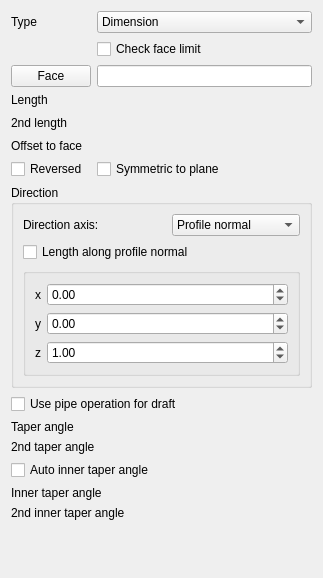
Old version of the form src/Mod/PartDesign/Gui/TaskPadParameters.ui in the repository wavexx/FreeCAD.
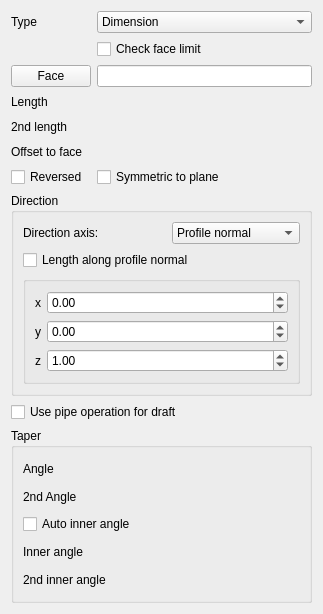
New version of the form. Custom widgets are drawn as their Qt base class.

```diff
--- a/src/Mod/PartDesign/Gui/TaskPadParameters.ui
+++ b/src/Mod/PartDesign/Gui/TaskPadParameters.ui
@@ -7,13 +7,13 @@
     <x>0</x>
     <y>0</y>
     <width>323</width>
-    <height>578</height>
+    <height>614</height>
    </rect>
   </property>
   <property name="windowTitle">
    <string>Form</string>
   </property>
-  <layout class="QVBoxLayout" name="verticalLayout">
+  <layout class="QVBoxLayout" name="verticalLayout_2">
    <item>
     <layout class="QGridLayout" name="gridLayout">
      <item row="1" column="1">
@@ -320,11 +320,17 @@
     </widget>
    </item>
    <item>
+    <widget class="QGroupBox" name="groupBox_2">
+     <property name="title">
+      <string>Taper</string>
+     </property>
+     <layout class="QVBoxLayout" name="verticalLayout">
+      <item>
     <layout class="QHBoxLayout" name="horizontalLayout_8">
      <item>
       <widget class="QLabel" name="labelTaperAngle">
        <property name="text">
-        <string>Taper angle</string>
+           <string>Angle</string>
        </property>
       </widget>
      </item>
@@ -351,7 +357,7 @@
      <item>
       <widget class="QLabel" name="labelTaperAngle2">
        <property name="text">
-        <string>2nd taper angle</string>
+           <string>2nd Angle</string>
        </property>
       </widget>
      </item>
@@ -376,7 +382,7 @@
    <item>
     <widget class="QCheckBox" name="autoInnerTaperAngle">
      <property name="text">
-      <string>Auto inner taper angle</string>
+         <string>Auto inner angle</string>
      </property>
      <property name="checked">
       <bool>false</bool>
@@ -388,7 +394,7 @@
      <item>
       <widget class="QLabel" name="labelInnerTaperAngle">
        <property name="text">
-        <string>Inner taper angle</string>
+           <string>Inner angle</string>
        </property>
       </widget>
      </item>
@@ -415,7 +421,7 @@
      <item>
       <widget class="QLabel" name="labelInnerTaperAngle2">
        <property name="text">
-        <string>2nd inner taper angle</string>
+           <string>2nd inner angle</string>
        </property>
       </widget>
      </item>
@@ -437,18 +443,8 @@
      </item>
     </layout>
    </item>
-   <item>
-    <spacer name="verticalSpacer">
-     <property name="orientation">
-      <enum>Qt::Vertical</enum>
-     </property>
-     <property name="sizeHint" stdset="0">
-      <size>
-       <width>20</width>
-       <height>40</height>
-      </size>
-     </property>
-    </spacer>
+     </layout>
+    </widget>
    </item>
   </layout>
  </widget>
```
Lines whose indentation alone changed are shown as unchanged.
